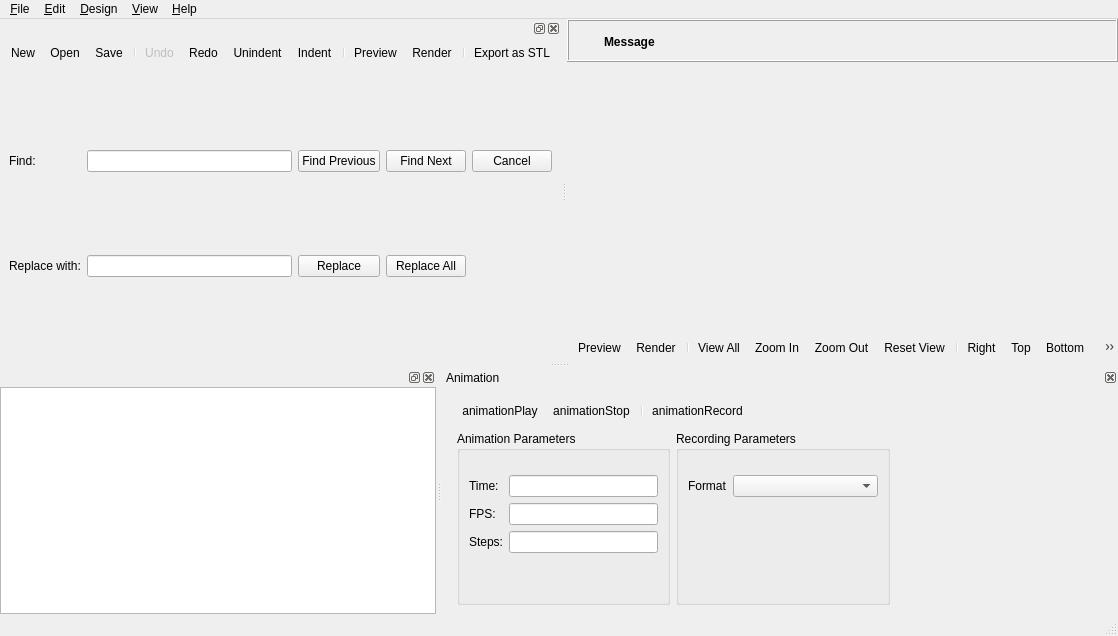
The window that src/MainWindow.ui (openscad/openscad) describes before a commit, drawn with Qt 5.
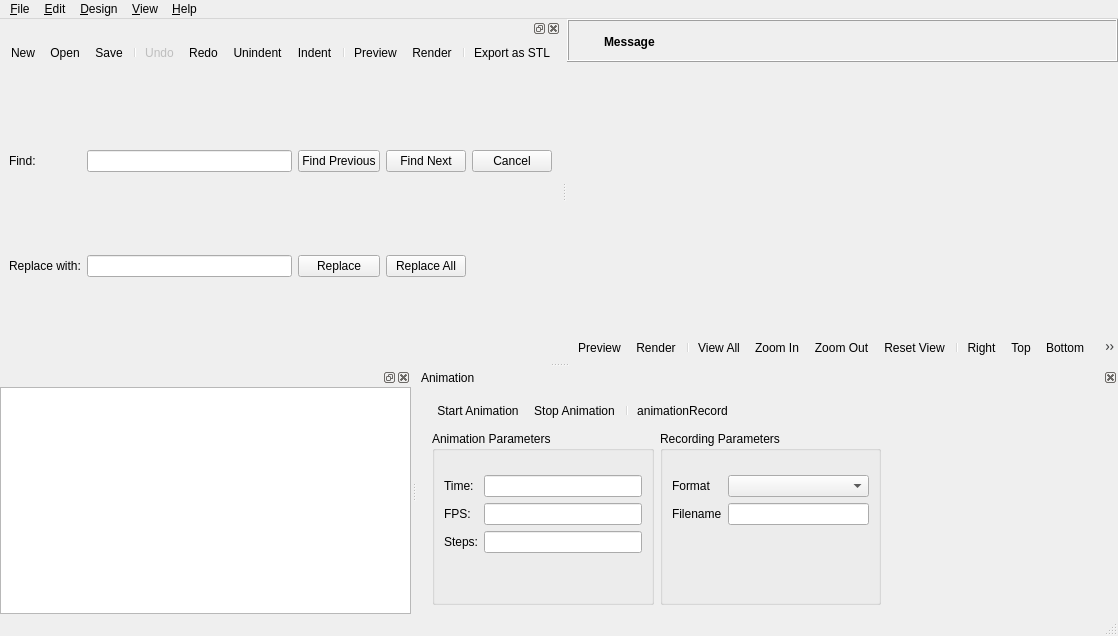
The same window after the commit. Icons and pictures are not drawn. Custom widgets are drawn as their Qt base class.

Commit message: Handle animation buttons and format selection.

```diff
--- a/src/MainWindow.ui
+++ b/src/MainWindow.ui
@@ -664,13 +664,6 @@
         <property name="topMargin">
          <number>24</number>
         </property>
-        <item row="2" column="0">
-         <widget class="QLabel" name="label_4">
-          <property name="text">
-           <string>Format</string>
-          </property>
-         </widget>
-        </item>
         <item row="2" column="1">
          <widget class="QComboBox" name="animationFormatComboBox">
           <property name="sizePolicy">
@@ -681,18 +674,35 @@
           </property>
          </widget>
         </item>
+        <item row="2" column="0">
+         <widget class="QLabel" name="labelVideoFormat">
+          <property name="text">
+           <string>Format</string>
+          </property>
+         </widget>
+        </item>
+        <item row="4" column="0">
+         <spacer name="videoParametersSpacer">
+          <property name="orientation">
+           <enum>Qt::Vertical</enum>
+          </property>
+          <property name="sizeHint" stdset="0">
+           <size>
+            <width>20</width>
+            <height>40</height>
+           </size>
+          </property>
+         </spacer>
+        </item>
         <item row="3" column="0">
-         <spacer name="verticalSpacer">
-          <property name="orientation">
-           <enum>Qt::Vertical</enum>
+         <widget class="QLabel" name="labelVideoFileName">
+          <property name="text">
+           <string>Filename</string>
           </property>
-          <property name="sizeHint" stdset="0">
-           <size>
-            <width>20</width>
-            <height>40</height>
-           </size>
-          </property>
-         </spacer>
+         </widget>
+        </item>
+        <item row="3" column="1">
+         <widget class="QLineEdit" name="textEditVideoFileName"/>
         </item>
        </layout>
       </widget>
@@ -1453,7 +1463,10 @@
      <normaloff>:/icons/player_play.png</normaloff>:/icons/player_play.png</iconset>
    </property>
    <property name="text">
-    <string>animationPlay</string>
+    <string>Start Animation</string>
+   </property>
+   <property name="toolTip">
+    <string>Start Animation</string>
    </property>
   </action>
   <action name="actionAnimationStop">
@@ -1462,7 +1475,10 @@
      <normaloff>:/icons/player_stop.png</normaloff>:/icons/player_stop.png</iconset>
    </property>
    <property name="text">
-    <string>animationStop</string>
+    <string>Stop Animation</string>
+   </property>
+   <property name="toolTip">
+    <string>Stop Animation</string>
    </property>
   </action>
   <action name="actionAnimationRecord">
```
Left out of the diff: 17 changed lines with no effect on the pictures. The commit also changes 2 other files.
